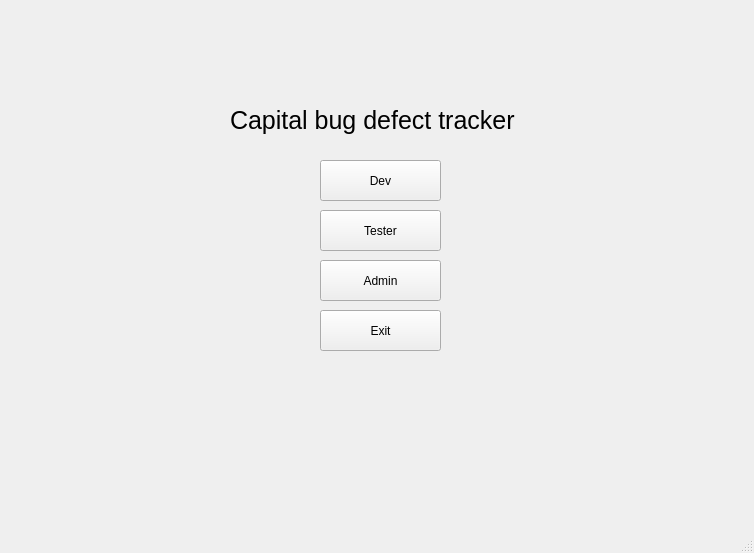
The window that menu1.ui (LiamJohns/testing106) describes before a commit, drawn with Qt 5.
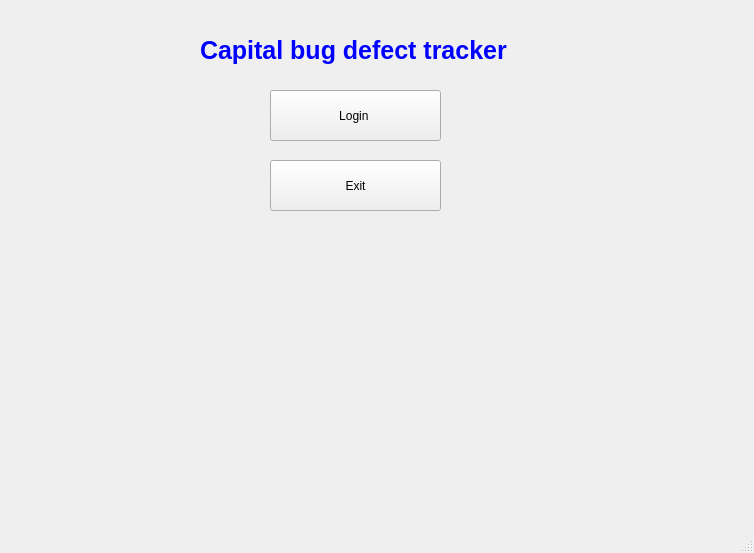
The same window after the commit.

Commit message: simplified main menu and added some color to text

```diff
--- a/menu1.ui
+++ b/menu1.ui
@@ -14,64 +14,12 @@
    <string>menu1</string>
   </property>
   <widget class="QWidget" name="centralwidget">
-   <widget class="QPushButton" name="devBtn">
-    <property name="geometry">
-     <rect>
-      <x>320</x>
-      <y>160</y>
-      <width>121</width>
-      <height>41</height>
-     </rect>
-    </property>
-    <property name="text">
-     <string>Dev</string>
-    </property>
-   </widget>
-   <widget class="QPushButton" name="testLogin">
-    <property name="geometry">
-     <rect>
-      <x>320</x>
-      <y>210</y>
-      <width>121</width>
-      <height>41</height>
-     </rect>
-    </property>
-    <property name="text">
-     <string>Tester</string>
-    </property>
-   </widget>
-   <widget class="QPushButton" name="adminBtn">
-    <property name="geometry">
-     <rect>
-      <x>320</x>
-      <y>260</y>
-      <width>121</width>
-      <height>41</height>
-     </rect>
-    </property>
-    <property name="text">
-     <string>Admin</string>
-    </property>
-   </widget>
-   <widget class="QPushButton" name="exitBtn">
-    <property name="geometry">
-     <rect>
-      <x>320</x>
-      <y>310</y>
-      <width>121</width>
-      <height>41</height>
-     </rect>
-    </property>
-    <property name="text">
-     <string>Exit</string>
-    </property>
-   </widget>
    <widget class="QLabel" name="label">
     <property name="geometry">
      <rect>
-      <x>230</x>
-      <y>80</y>
-      <width>311</width>
+      <x>200</x>
+      <y>10</y>
+      <width>351</width>
       <height>81</height>
      </rect>
     </property>
@@ -81,7 +29,33 @@
      </font>
     </property>
     <property name="text">
-     <string>Capital bug defect tracker</string>
+     <string>&lt;html&gt;&lt;head/&gt;&lt;body&gt;&lt;p&gt;&lt;span style=&quot; font-weight:600; color:#0000ff;&quot;&gt;Capital bug defect tracker&lt;/span&gt;&lt;/p&gt;&lt;/body&gt;&lt;/html&gt;</string>
+    </property>
+   </widget>
+   <widget class="QPushButton" name="devBtn">
+    <property name="geometry">
+     <rect>
+      <x>270</x>
+      <y>90</y>
+      <width>171</width>
+      <height>51</height>
+     </rect>
+    </property>
+    <property name="text">
+     <string>Login </string>
+    </property>
+   </widget>
+   <widget class="QPushButton" name="exitBtn">
+    <property name="geometry">
+     <rect>
+      <x>270</x>
+      <y>160</y>
+      <width>171</width>
+      <height>51</height>
+     </rect>
+    </property>
+    <property name="text">
+     <string>Exit</string>
     </property>
    </widget>
   </widget>
```
The commit also changes 9 other files.
